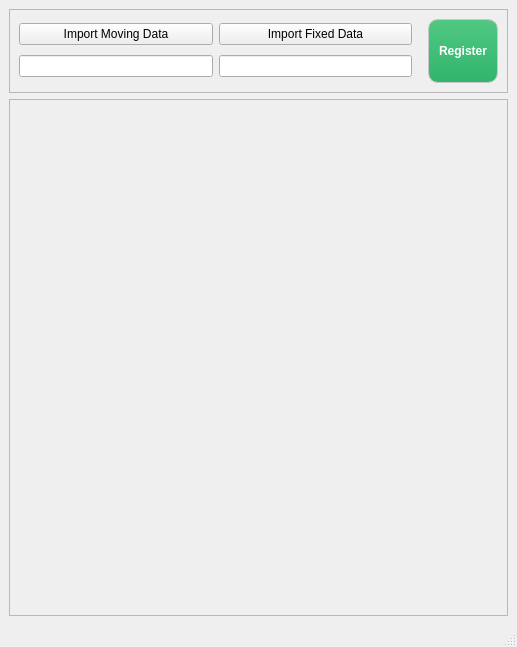
Qt form src/GUI/registration_gui.ui (biorobotics/bingham_registration) before a commit.
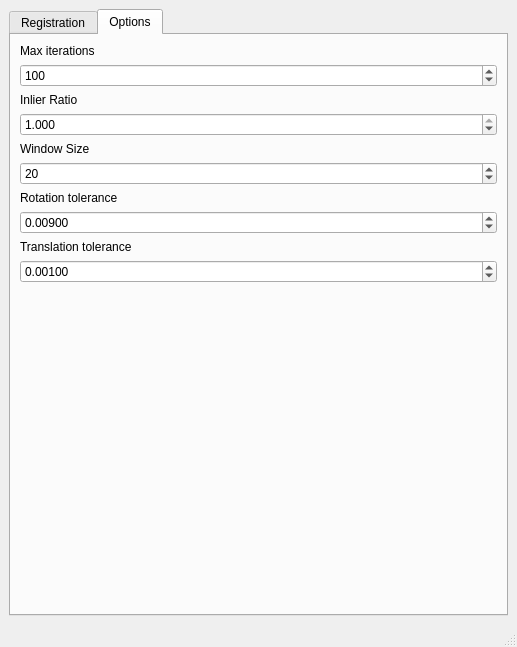
The same form after that commit.

Patch:
```diff
--- a/src/GUI/registration_gui.ui
+++ b/src/GUI/registration_gui.ui
@@ -14,7 +14,17 @@
    <string>MainWindow</string>
   </property>
   <widget class="QWidget" name="centralwidget">
-   <layout class="QGridLayout" name="gridLayout">
+   <layout class="QGridLayout" name="gridLayout_2">
+    <item row="0" column="0">
+     <widget class="QTabWidget" name="tabWidget">
+      <property name="currentIndex">
+       <number>1</number>
+      </property>
+      <widget class="QWidget" name="RegistrationTab">
+       <attribute name="title">
+        <string>Registration</string>
+       </attribute>
+       <layout class="QGridLayout" name="gridLayout_3">
     <item row="0" column="0">
      <widget class="QFrame" name="ButtonsLayout">
       <property name="maximumSize">
@@ -114,6 +124,215 @@
       <property name="frameShadow">
        <enum>QFrame::Raised</enum>
       </property>
+         </widget>
+        </item>
+       </layout>
+      </widget>
+      <widget class="QWidget" name="OptionsTab">
+       <attribute name="title">
+        <string>Options</string>
+       </attribute>
+       <layout class="QGridLayout" name="gridLayout">
+        <item row="0" column="0">
+         <layout class="QVBoxLayout" name="options">
+          <property name="sizeConstraint">
+           <enum>QLayout::SetFixedSize</enum>
+          </property>
+          <item>
+           <layout class="QVBoxLayout" name="maxIterationsLayout">
+            <property name="sizeConstraint">
+             <enum>QLayout::SetFixedSize</enum>
+            </property>
+            <item>
+             <widget class="QLabel" name="maxIterationsLabel">
+              <property name="sizePolicy">
+               <sizepolicy hsizetype="Minimum" vsizetype="Minimum">
+                <horstretch>0</horstretch>
+                <verstretch>0</verstretch>
+               </sizepolicy>
+              </property>
+              <property name="text">
+               <string>Max iterations</string>
+              </property>
+             </widget>
+            </item>
+            <item>
+             <widget class="QSpinBox" name="maxIterations">
+              <property name="maximum">
+               <number>99999</number>
+              </property>
+              <property name="value">
+               <number>100</number>
+              </property>
+             </widget>
+            </item>
+           </layout>
+          </item>
+          <item>
+           <layout class="QVBoxLayout" name="inlierRatioLayout">
+            <property name="sizeConstraint">
+             <enum>QLayout::SetFixedSize</enum>
+            </property>
+            <item>
+             <widget class="QLabel" name="inlierRatioLabel">
+              <property name="sizePolicy">
+               <sizepolicy hsizetype="Minimum" vsizetype="Minimum">
+                <horstretch>0</horstretch>
+                <verstretch>0</verstretch>
+               </sizepolicy>
+              </property>
+              <property name="text">
+               <string>Inlier Ratio</string>
+              </property>
+             </widget>
+            </item>
+            <item>
+             <widget class="QDoubleSpinBox" name="inlierRatio">
+              <property name="decimals">
+               <number>3</number>
+              </property>
+              <property name="maximum">
+               <double>1.000000000000000</double>
+              </property>
+              <property name="singleStep">
+               <double>0.100000000000000</double>
+              </property>
+              <property name="value">
+               <double>1.000000000000000</double>
+              </property>
+             </widget>
+            </item>
+           </layout>
+          </item>
+          <item>
+           <layout class="QVBoxLayout" name="windowSizeLayout">
+            <property name="sizeConstraint">
+             <enum>QLayout::SetFixedSize</enum>
+            </property>
+            <item>
+             <widget class="QLabel" name="windowSizeLabel">
+              <property name="sizePolicy">
+               <sizepolicy hsizetype="Minimum" vsizetype="Minimum">
+                <horstretch>0</horstretch>
+                <verstretch>0</verstretch>
+               </sizepolicy>
+              </property>
+              <property name="text">
+               <string>Window Size</string>
+              </property>
+             </widget>
+            </item>
+            <item>
+             <widget class="QSpinBox" name="windowSize">
+              <property name="minimum">
+               <number>1</number>
+              </property>
+              <property name="maximum">
+               <number>99999999</number>
+              </property>
+              <property name="value">
+               <number>20</number>
+              </property>
+             </widget>
+            </item>
+           </layout>
+          </item>
+          <item>
+           <layout class="QVBoxLayout" name="rotationToleranceLayout">
+            <property name="sizeConstraint">
+             <enum>QLayout::SetFixedSize</enum>
+            </property>
+            <item>
+             <widget class="QLabel" name="rotationToleranceLabel">
+              <property name="sizePolicy">
+               <sizepolicy hsizetype="Minimum" vsizetype="Minimum">
+                <horstretch>0</horstretch>
+                <verstretch>0</verstretch>
+               </sizepolicy>
+              </property>
+              <property name="text">
+               <string>Rotation tolerance</string>
+              </property>
+             </widget>
+            </item>
+            <item>
+             <widget class="QDoubleSpinBox" name="rotationTolerance">
+              <property name="decimals">
+               <number>5</number>
+              </property>
+              <property name="minimum">
+               <double>0.000010000000000</double>
+              </property>
+              <property name="maximum">
+               <double>99.989999999999995</double>
+              </property>
+              <property name="singleStep">
+               <double>0.001000000000000</double>
+              </property>
+              <property name="value">
+               <double>0.009000000000000</double>
+              </property>
+             </widget>
+            </item>
+           </layout>
+          </item>
+          <item>
+           <layout class="QVBoxLayout" name="translationToleranceLayout">
+            <property name="sizeConstraint">
+             <enum>QLayout::SetFixedSize</enum>
+            </property>
+            <item>
+             <widget class="QLabel" name="translationToleranceLabel">
+              <property name="sizePolicy">
+               <sizepolicy hsizetype="Minimum" vsizetype="Minimum">
+                <horstretch>0</horstretch>
+                <verstretch>0</verstretch>
+               </sizepolicy>
+              </property>
+              <property name="text">
+               <string>Translation tolerance</string>
+              </property>
+             </widget>
+            </item>
+            <item>
+             <widget class="QDoubleSpinBox" name="translationTolerance">
+              <property name="decimals">
+               <number>5</number>
+              </property>
+              <property name="minimum">
+               <double>0.000010000000000</double>
+              </property>
+              <property name="singleStep">
+               <double>0.001000000000000</double>
+              </property>
+              <property name="value">
+               <double>0.001000000000000</double>
+              </property>
+             </widget>
+            </item>
+           </layout>
+          </item>
+         </layout>
+        </item>
+        <item row="1" column="0">
+         <spacer name="optionsSpacer">
+          <property name="orientation">
+           <enum>Qt::Vertical</enum>
+          </property>
+          <property name="sizeHint" stdset="0">
+           <size>
+            <width>20</width>
+            <height>261</height>
+           </size>
+          </property>
+         </spacer>
+        </item>
+       </layout>
+       <zorder>layoutWidget</zorder>
+       <zorder>translationToleranceLabel</zorder>
+       <zorder>maxIterationsLabel</zorder>
+       <zorder>optionsSpacer</zorder>
+      </widget>
      </widget>
     </item>
    </layout>
```
Lines whose indentation alone changed are shown as unchanged.
